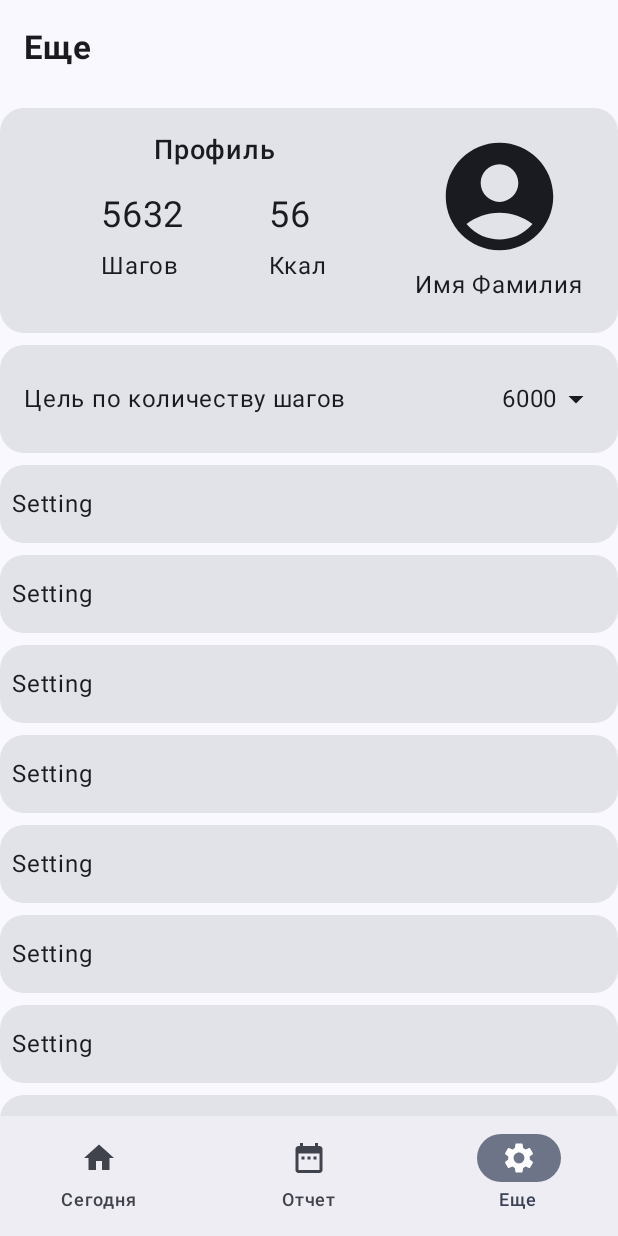
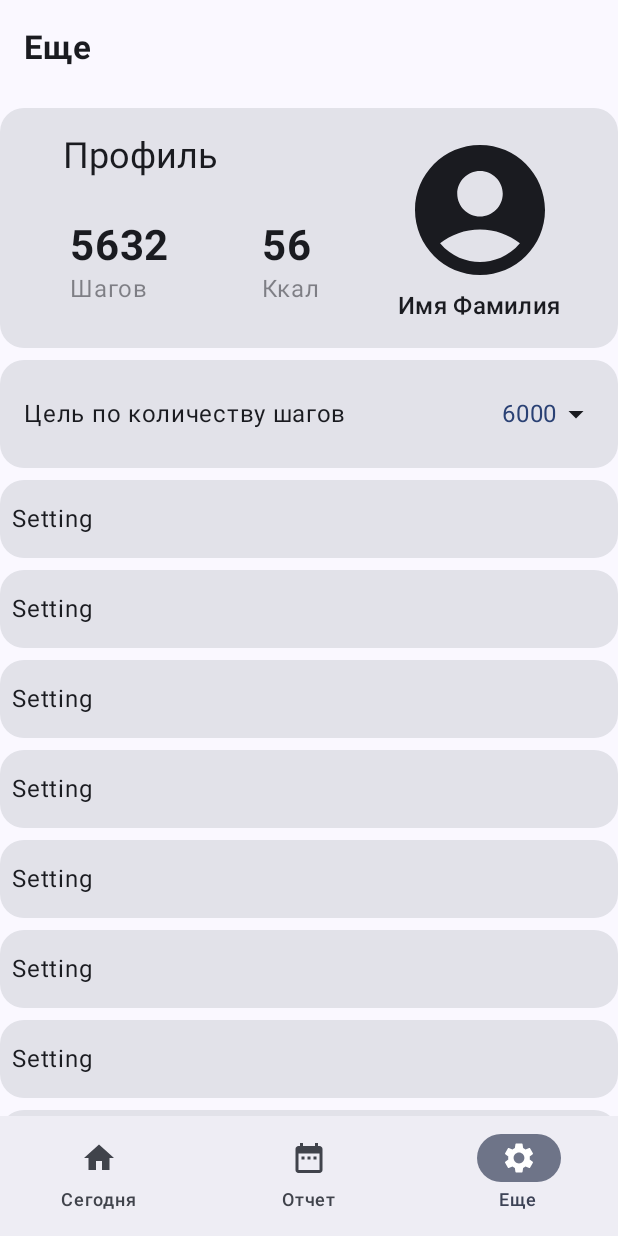
Before and after one commit to XBaTuT3MuHyT/NA_StepTracker, an Android app built with Jetpack Compose: the SettingsScreen screen opened through its navigation route, item 3 of the bottom bar chosen, on a phone screen of 412 x 824 dp. Run offline under Robolectric (Android 15) with nearby library versions, the phone set to English and light mode, and no system bars.

Commit message:
улучшил экран настроек

```diff
--- a/app/src/main/java/com/example/na_steptracker/BottomBar.kt
+++ b/app/src/main/java/com/example/na_steptracker/BottomBar.kt
@@ -30,7 +30,10 @@ fun BottomBar(navController: NavController) {
                 onClick = {
                     navController.navigate(screen.route) {
                         launchSingleTop = true
-                        popUpTo(BottomBarScreen.Home.route)
+                        restoreState = true
+                        popUpTo(BottomBarScreen.Home.route) {
+                            saveState = true
+                        }
                     }
                 }
             )
--- a/app/src/main/java/com/example/na_steptracker/screens/home/HomeScreen.kt
+++ b/app/src/main/java/com/example/na_steptracker/screens/home/HomeScreen.kt
@@ -54,7 +54,6 @@ fun HomeScreen(navController: NavController) {
         DailyStat()
         WeaklyStat(days)
     }
-
 }
 
 @Composable
--- a/app/src/main/java/com/example/na_steptracker/screens/home/SettingsScreen.kt
+++ b/app/src/main/java/com/example/na_steptracker/screens/home/SettingsScreen.kt
@@ -34,6 +34,7 @@ import androidx.compose.runtime.remember
 import androidx.compose.runtime.setValue
 import androidx.compose.ui.Alignment
 import androidx.compose.ui.Modifier
+import androidx.compose.ui.draw.alpha
 import androidx.compose.ui.res.stringResource
 import androidx.compose.ui.text.font.FontWeight
 import androidx.compose.ui.text.style.TextAlign
@@ -113,7 +114,7 @@ fun ProfileSetting(navController: NavController) {
     var showDialog by remember { mutableStateOf(false) }
     Card(
         modifier = Modifier
-            .height(150.dp),
+            .height(160.dp),
         onClick = {
             showDialog = true
         },
@@ -124,43 +125,41 @@ fun ProfileSetting(navController: NavController) {
             horizontalArrangement = Arrangement.SpaceBetween
         ) {
             Column(
-                modifier = Modifier.weight(2F)
+                modifier = Modifier.weight(1.5F)
             ) {
                 Text(
                     text = stringResource(R.string.settings_profile_title),
-                    fontWeight = FontWeight.SemiBold,
-                    fontSize = 18.sp,
-                    textAlign = TextAlign.Center,
+                    style = MaterialTheme.typography.headlineSmall,
                     modifier = Modifier
-                        .padding(16.dp, 0.dp)
+                        .padding(start = 26.dp, bottom = 16.dp)
                         .fillMaxWidth()
                 )
 
                 Row(
                     modifier = Modifier.fillMaxSize(),
                     verticalAlignment = Alignment.CenterVertically,
-                    horizontalArrangement = Arrangement.SpaceEvenly
+                    horizontalArrangement = Arrangement.Absolute.SpaceAround
                 ) {
                     Column {
                         Text(
                             text = "5632",
-                            modifier = Modifier.padding(4.dp),
-                            fontSize = 24.sp
+                            fontSize = 28.sp,
+                            fontWeight = FontWeight.Bold
                         )
                         Text(
+                            modifier = Modifier.alpha(0.5f),
                             text = stringResource(R.string.settings_profile_steps),
-                            modifier = Modifier.padding(4.dp)
                         )
                     }
                     Column {
                         Text(
                             text = "56",
-                            modifier = Modifier.padding(4.dp),
-                            fontSize = 24.sp
+                            fontSize = 28.sp,
+                            fontWeight = FontWeight.Bold
                         )
                         Text(
+                            modifier = Modifier.alpha(0.5f),
                             text = stringResource(R.string.settings_profile_ccal),
-                            modifier = Modifier.padding(4.dp)
                         )
                     }
                 }
@@ -179,17 +178,12 @@ fun ProfileSetting(navController: NavController) {
                     imageVector = Icons.Default.AccountCircle,
                     contentDescription = null
                 )
-                Row(
-                    modifier = Modifier.padding(4.dp),
-                    horizontalArrangement = Arrangement.Center
-                ) {
-                    Text(
-                        text = "Имя Фамилия",
-                        modifier = Modifier.padding(2.dp, 0.dp),
-                        maxLines = 1,
-                        overflow = TextOverflow.Ellipsis
-                    )
-                }
+                Text(
+                    text = "Имя Фамилия",
+                    style = MaterialTheme.typography.titleMedium,
+                    maxLines = 1,
+                    overflow = TextOverflow.Ellipsis
+                )
             }
         }
     }
@@ -216,7 +210,10 @@ fun SettingsDropDown() {
             verticalAlignment = Alignment.CenterVertically
 
         ) {
-            Text(selectedItem)
+            Text(
+                text = selectedItem,
+                color = MaterialTheme.colorScheme.primary
+            )
             Icon(Icons.Default.ArrowDropDown, contentDescription = null)
         }
 
@@ -312,20 +309,21 @@ fun ProfileDialog(navController: NavController, onDismiss: () -> Unit) {
 
 data class Setting(val label: String)
 
-//@Preview(showBackground = true)
-//@Composable
-//fun DropDownPreview() {
-//    NA_StepTrackerTheme {
-//        SettingsDropDown()
-//    }
-//}
+@Preview(showBackground = true)
+@Composable
+fun DropDownPreview() {
+    val navController = rememberNavController()
+    NA_StepTrackerTheme {
+        ProfileSetting(navController)
+    }
+}
 
 @Preview(showBackground = true)
 @Composable
 fun DialogPreview() {
     NA_StepTrackerTheme {
         val navController = rememberNavController()
-        ProfileDialog(navController){}
+        ProfileDialog(navController) {}
     }
 }
 
--- a/app/src/main/java/com/example/na_steptracker/screens/home/StatScreen.kt
+++ b/app/src/main/java/com/example/na_steptracker/screens/home/StatScreen.kt
@@ -4,6 +4,4 @@ import androidx.compose.material3.Text
 import androidx.compose.runtime.Composable
 import androidx.navigation.NavController
 @Composable
-fun StatScreen(navController: NavController) {
-
-}
+fun StatScreen(navController: NavController) {}
--- a/app/src/main/res/values/strings.xml
+++ b/app/src/main/res/values/strings.xml
@@ -6,7 +6,7 @@
     <string name="settings_profile_title">Профиль</string>
     <string name="settings_profile_steps">Шагов</string>
     <string name="settings_profile_ccal">Ккал</string>
-    <string name="settings_profile_dialog_title">Настройки проофиля</string>
+    <string name="settings_profile_dialog_title">Настройки профиля</string>
     <string name="settings_profile_dialog_surname">Фамилия</string>
     <string name="settings_profile_dialog_name">Имя</string>
     <string name="settings_profile_dialog_button_exit_profile">Выйти из профиля</string>
```
Also changed, not shown: app/src/main/java/com/example/na_steptracker/screens/auth/ForgotPasswordScreen.kt (+0 -8 lines), app/src/main/java/com/example/na_steptracker/MainActivity.kt (line endings or trailing spaces), app/src/main/java/com/example/na_steptracker/MyApp.kt (line endings or trailing spaces), app/src/main/java/com/example/na_steptracker/TopBar.kt (line endings or trailing spaces), app/src/main/java/com/example/na_steptracker/graphs/RootNavGraph.kt (line endings or trailing spaces), app/src/main/java/com/example/na_steptracker/screens/auth/LoginScreen.kt (line endings or trailing spaces), app/src/main/java/com/example/na_steptracker/ui/theme/Type.kt (line endings or trailing spaces).
